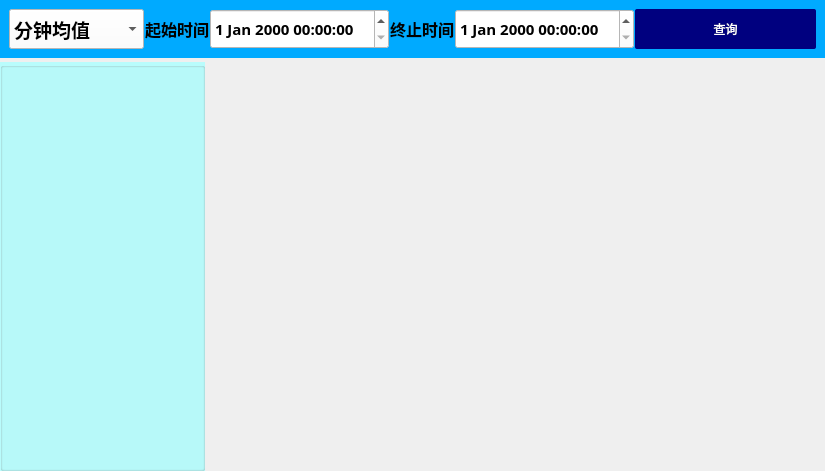
Above: voc-gas/historychartview.ui from aa123Eason/workcode before the change. Below: the same form after it.
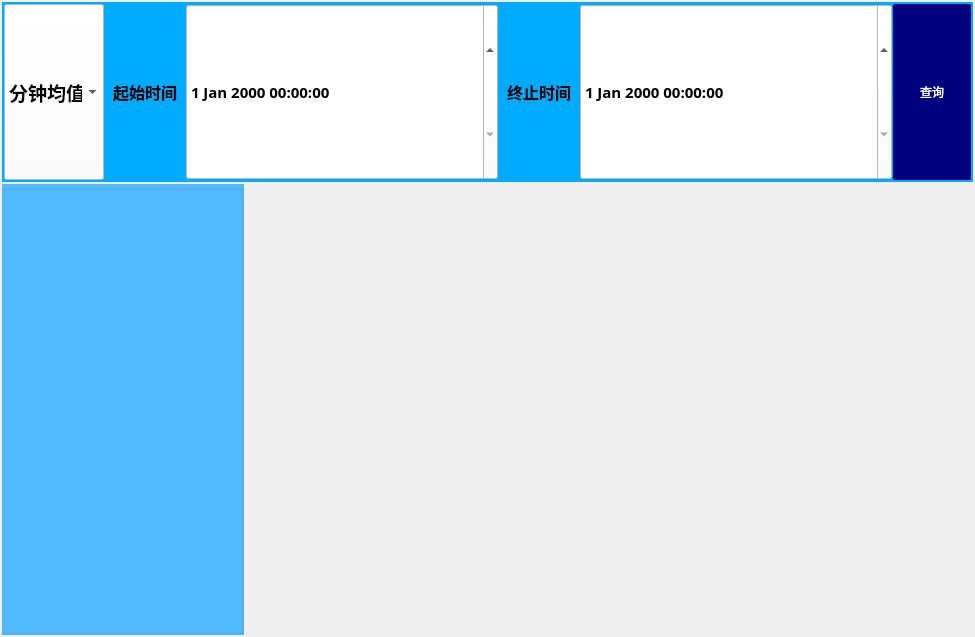
That is the form after the change.

Patch:
```diff
--- a/voc-gas/historychartview.ui
+++ b/voc-gas/historychartview.ui
@@ -6,38 +6,74 @@
    <rect>
     <x>0</x>
     <y>0</y>
-    <width>825</width>
-    <height>471</height>
+    <width>975</width>
+    <height>637</height>
    </rect>
   </property>
   <property name="windowTitle">
    <string>历史曲线查询</string>
   </property>
-  <layout class="QVBoxLayout" name="verticalLayout" stretch="1,7">
+  <layout class="QVBoxLayout" name="verticalLayout" stretch="2,5">
    <property name="spacing">
-    <number>4</number>
+    <number>2</number>
+   </property>
+   <property name="sizeConstraint">
+    <enum>QLayout::SetNoConstraint</enum>
    </property>
    <property name="leftMargin">
-    <number>0</number>
+    <number>2</number>
    </property>
    <property name="topMargin">
-    <number>0</number>
+    <number>2</number>
    </property>
    <property name="rightMargin">
-    <number>0</number>
+    <number>2</number>
    </property>
    <property name="bottomMargin">
-    <number>0</number>
+    <number>2</number>
    </property>
    <item>
     <widget class="QFrame" name="horizontalFrame">
+     <property name="sizePolicy">
+      <sizepolicy hsizetype="Preferred" vsizetype="Fixed">
+       <horstretch>0</horstretch>
+       <verstretch>0</verstretch>
+      </sizepolicy>
+     </property>
+     <property name="minimumSize">
+      <size>
+       <width>0</width>
+       <height>54</height>
+      </size>
+     </property>
+     <property name="maximumSize">
+      <size>
+       <width>16777215</width>
+       <height>54</height>
+      </size>
+     </property>
      <property name="styleSheet">
       <string notr="true">background-color: rgba(0, 170, 255);</string>
      </property>
-     <layout class="QHBoxLayout" name="horizontalLayout" stretch="3,1,2,1,2,4">
+     <layout class="QHBoxLayout" name="horizontalLayout" stretch="0,0,0,0,0,4">
       <property name="spacing">
        <number>1</number>
       </property>
+      <property name="sizeConstraint">
+       <enum>QLayout::SetMaximumSize</enum>
+      </property>
+      <property name="leftMargin">
+       <number>2</number>
+      </property>
+      <property name="topMargin">
+       <number>2</number>
+      </property>
+      <property name="rightMargin">
+       <number>2</number>
+      </property>
+      <property name="bottomMargin">
+       <number>2</number>
+      </property>
       <item>
        <widget class="QComboBox" name="queryDTType">
         <property name="sizePolicy">
@@ -46,6 +82,18 @@
           <verstretch>0</verstretch>
          </sizepolicy>
         </property>
+        <property name="minimumSize">
+         <size>
+          <width>100</width>
+          <height>0</height>
+         </size>
+        </property>
+        <property name="maximumSize">
+         <size>
+          <width>100</width>
+          <height>16777215</height>
+         </size>
+        </property>
         <property name="font">
          <font>
           <family>微软雅黑</family>
@@ -89,6 +137,18 @@
       </item>
       <item>
        <widget class="QLabel" name="label">
+        <property name="minimumSize">
+         <size>
+          <width>80</width>
+          <height>0</height>
+         </size>
+        </property>
+        <property name="maximumSize">
+         <size>
+          <width>80</width>
+          <height>16777215</height>
+         </size>
+        </property>
         <property name="font">
          <font>
           <family>微软雅黑</family>
@@ -131,6 +191,18 @@
       </item>
       <item>
        <widget class="QLabel" name="label_2">
+        <property name="minimumSize">
+         <size>
+          <width>80</width>
+          <height>0</height>
+         </size>
+        </property>
+        <property name="maximumSize">
+         <size>
+          <width>80</width>
+          <height>16777215</height>
+         </size>
+        </property>
         <property name="font">
          <font>
           <family>微软雅黑</family>
@@ -174,11 +246,23 @@
       <item>
        <widget class="QPushButton" name="queryBtn">
         <property name="sizePolicy">
-         <sizepolicy hsizetype="Preferred" vsizetype="Preferred">
+         <sizepolicy hsizetype="Fixed" vsizetype="Preferred">
           <horstretch>0</horstretch>
           <verstretch>0</verstretch>
          </sizepolicy>
         </property>
+        <property name="minimumSize">
+         <size>
+          <width>78</width>
+          <height>0</height>
+         </size>
+        </property>
+        <property name="maximumSize">
+         <size>
+          <width>78</width>
+          <height>16777215</height>
+         </size>
+        </property>
         <property name="styleSheet">
          <string notr="true">QPushButton
 {
@@ -212,10 +296,13 @@
    </item>
    <item>
     <layout class="QHBoxLayout" name="horizontalLayout_2" stretch="1,3">
+     <property name="sizeConstraint">
+      <enum>QLayout::SetFixedSize</enum>
+     </property>
      <item>
       <widget class="QGroupBox" name="groupBox">
        <property name="styleSheet">
-        <string notr="true">background-color: rgba(170, 255, 255,200);</string>
+        <string notr="true">background-color: rgb(83, 186, 255);</string>
        </property>
        <property name="title">
         <string/>
```
